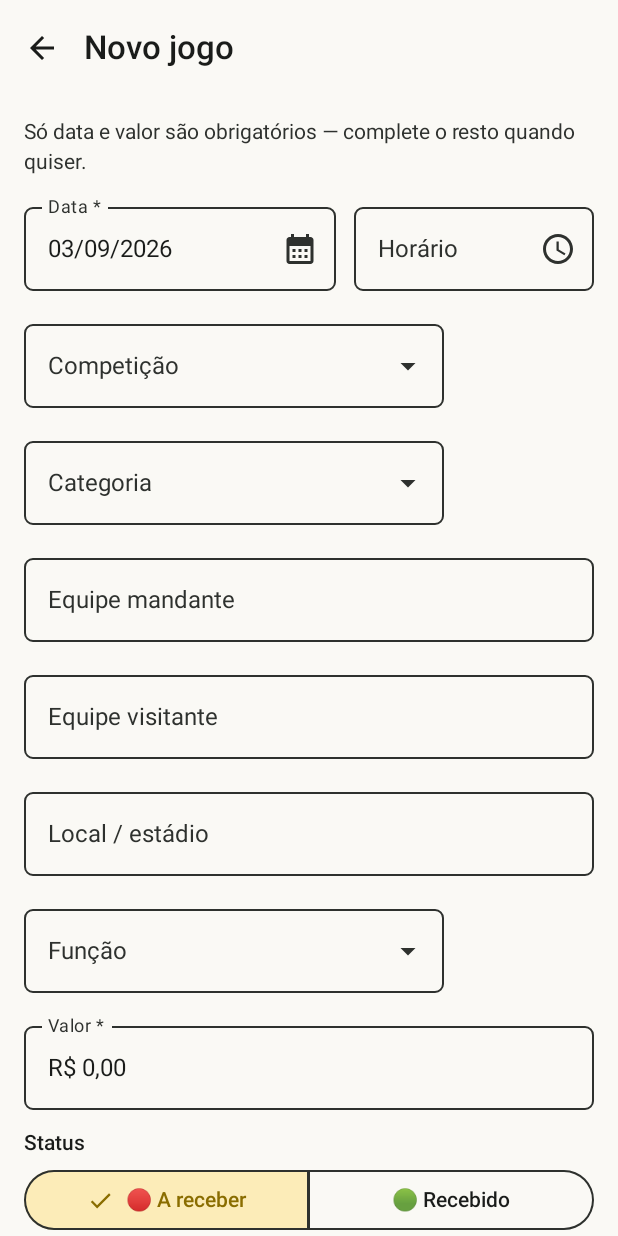
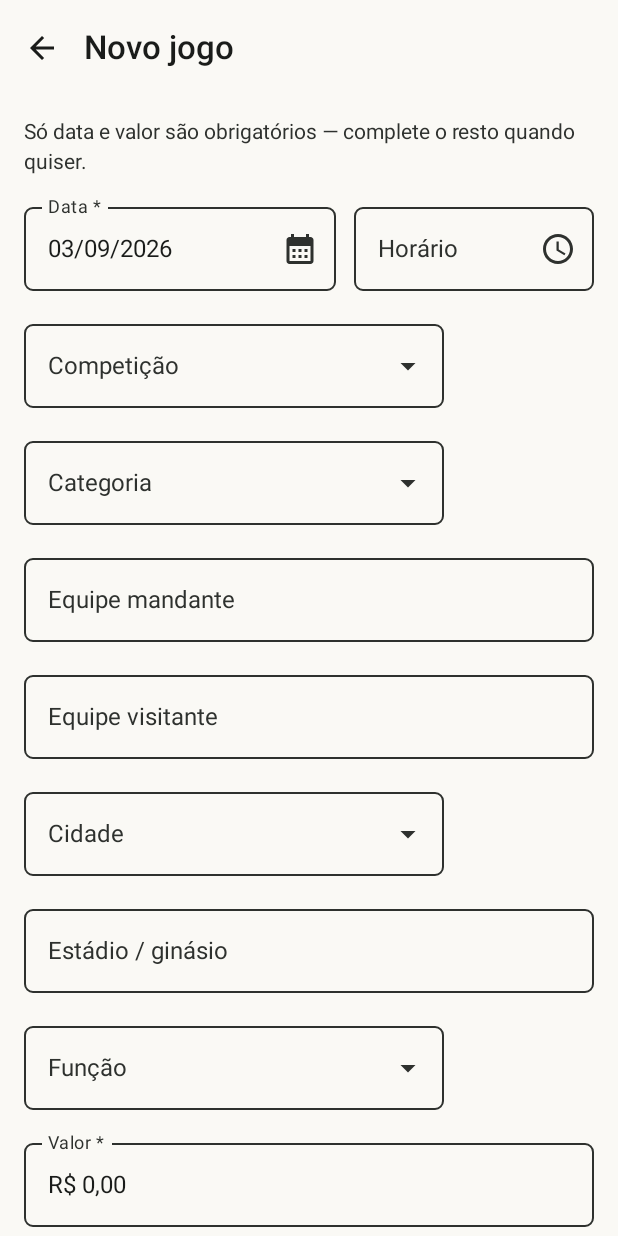
Before and after one commit to gmtnilton/escalasasorriso, an Android app built with Jetpack Compose: the screen it shows after launch (MainActivity), after a tap on "Novo jogo", on a phone screen of 412 x 824 dp. Run offline under Robolectric (Android 15) with nearby library versions, the phone set to English and light mode, and no system bars; our stand-ins replace Room's generated code.

Commit message:
Split Local into Cidade/Estádio, add batch match registration, polish UI
- Replace the single "Local" field with "Cidade" (predefined list of
  cities near Sorriso-MT, plus free text for any other city) and
  "Estádio/Ginásio" (venue name). Adds a Room migration (v1->v2) that
  rebuilds the table preserving all existing games — the old "local"
  value is carried over into "estadio", "cidade" starts empty.
  Backup JSON import stays compatible with old (v1, "local") backups.

- Add a "quantidade de partidas" stepper to the new-game form: enter
  the value per match and how many matches, and the app creates one
  game per match (all A RECEBER) so the dashboard totals sum on their
  own — each match can still be marked received independently later.

- Bump card elevation across dashboard, list, detail, resumo and
  configurações screens for a slightly more modern, elevated look.

Co-Authored-By: Claude Sonnet 5 <noreply@anthropic.com>
Claude-Session: https://claude.ai/code/session_01NqGiSDFCwu3e2vj3D4JnbE

```diff
--- a/android/app/src/main/java/com/meusjogos/arbitragem/data/backup/ExportManager.kt
+++ b/android/app/src/main/java/com/meusjogos/arbitragem/data/backup/ExportManager.kt
@@ -25,7 +25,7 @@ class ExportManager(private val repository: JogoRepository) {
 
         private val CABECALHO = listOf(
             "Data", "Horário", "Competição", "Categoria", "Equipe mandante", "Equipe visitante",
-            "Local", "Função", "Valor", "Status", "Data do recebimento", "Observações",
+            "Cidade", "Estádio/Ginásio", "Função", "Valor", "Status", "Data do recebimento", "Observações",
         )
     }
 
@@ -54,7 +54,8 @@ class ExportManager(private val repository: JogoRepository) {
             categoria ?: "",
             equipeMandante ?: "",
             equipeVisitante ?: "",
-            local ?: "",
+            cidade ?: "",
+            estadio ?: "",
             funcao ?: "",
             CurrencyUtils.formatar(valorCentavos),
             status,
--- a/android/app/src/main/java/com/meusjogos/arbitragem/data/local/AppDatabase.kt
+++ b/android/app/src/main/java/com/meusjogos/arbitragem/data/local/AppDatabase.kt
@@ -4,8 +4,10 @@ import android.content.Context
 import androidx.room.Database
 import androidx.room.Room
 import androidx.room.RoomDatabase
+import androidx.room.migration.Migration
+import androidx.sqlite.db.SupportSQLiteDatabase
 
-@Database(entities = [JogoEntity::class], version = 1, exportSchema = true)
+@Database(entities = [JogoEntity::class], version = 2, exportSchema = true)
 abstract class AppDatabase : RoomDatabase() {
 
     abstract fun jogoDao(): JogoDao
@@ -22,7 +24,59 @@ abstract class AppDatabase : RoomDatabase() {
                     context.applicationContext,
                     AppDatabase::class.java,
                     NOME_BANCO,
-                ).build().also { instancia = it }
+                ).addMigrations(MIGRATION_1_2).build().also { instancia = it }
             }
     }
 }
+
+/**
+ * v1 -> v2: separa o antigo campo único "local" em "cidade" (predefinida +
+ * editável, REGRA nova do usuário) e "estadio" (nome do estádio/ginásio).
+ *
+ * Reconstrói a tabela (SQLite não tem RENAME/DROP COLUMN confiável em todas
+ * as versões do Android) preservando todos os jogos já cadastrados: o valor
+ * antigo de "local" vira o novo "estadio", e "cidade" começa vazia — o
+ * usuário completa depois, editando o jogo.
+ */
+val MIGRATION_1_2 = object : Migration(1, 2) {
+    override fun migrate(db: SupportSQLiteDatabase) {
+        db.execSQL(
+            """
+            CREATE TABLE IF NOT EXISTS jogos_new (
+                id INTEGER NOT NULL PRIMARY KEY AUTOINCREMENT,
+                data INTEGER NOT NULL,
+                horario TEXT,
+                competicao TEXT,
+                categoria TEXT,
+                equipe_mandante TEXT,
+                equipe_visitante TEXT,
+                cidade TEXT,
+                estadio TEXT,
+                funcao TEXT,
+                valor_centavos INTEGER NOT NULL,
+                status_pagamento TEXT NOT NULL,
+                data_recebimento INTEGER,
+                observacoes TEXT,
+                data_criacao INTEGER NOT NULL,
+                data_atualizacao INTEGER NOT NULL
+            )
+            """.trimIndent(),
+        )
+        db.execSQL(
+            """
+            INSERT INTO jogos_new (
+                id, data, horario, competicao, categoria, equipe_mandante, equipe_visitante,
+                cidade, estadio, funcao, valor_centavos, status_pagamento, data_recebimento,
+                observacoes, data_criacao, data_atualizacao
+            )
+            SELECT
+                id, data, horario, competicao, categoria, equipe_mandante, equipe_visitante,
+                NULL, local, funcao, valor_centavos, status_pagamento, data_recebimento,
+                observacoes, data_criacao, data_atualizacao
+            FROM jogos
+            """.trimIndent(),
+        )
+        db.execSQL("DROP TABLE jogos")
+        db.execSQL("ALTER TABLE jogos_new RENAME TO jogos")
+    }
+}
--- a/android/app/src/main/java/com/meusjogos/arbitragem/data/local/JogoMapper.kt
+++ b/android/app/src/main/java/com/meusjogos/arbitragem/data/local/JogoMapper.kt
@@ -14,7 +14,8 @@ fun JogoEntity.toDomain(): Jogo = Jogo(
     categoria = categoria,
     equipeMandante = equipeMandante,
     equipeVisitante = equipeVisitante,
-    local = local,
+    cidade = cidade,
+    estadio = estadio,
     funcao = funcao,
     valorCentavos = valorCentavos,
     statusPagamento = StatusPagamento.valueOf(statusPagamento),
@@ -32,7 +33,8 @@ fun Jogo.toEntity(): JogoEntity = JogoEntity(
     categoria = categoria?.takeIf(String::isNotBlank),
     equipeMandante = equipeMandante?.takeIf(String::isNotBlank),
     equipeVisitante = equipeVisitante?.takeIf(String::isNotBlank),
-    local = local?.takeIf(String::isNotBlank),
+    cidade = cidade?.takeIf(String::isNotBlank),
+    estadio = estadio?.takeIf(String::isNotBlank),
     funcao = funcao?.takeIf(String::isNotBlank),
     valorCentavos = valorCentavos,
     statusPagamento = statusPagamento.name,
--- a/android/app/src/main/java/com/meusjogos/arbitragem/ui/components/StatCard.kt
+++ b/android/app/src/main/java/com/meusjogos/arbitragem/ui/components/StatCard.kt
@@ -26,7 +26,7 @@ fun StatCard(
     Card(
         modifier = modifier.fillMaxWidth(),
         colors = CardDefaults.cardColors(containerColor = corFundo),
-        elevation = CardDefaults.cardElevation(defaultElevation = 0.dp),
+        elevation = CardDefaults.cardElevation(defaultElevation = 2.dp),
     ) {
         Column(modifier = Modifier.padding(16.dp)) {
             Text(
--- a/android/app/src/main/java/com/meusjogos/arbitragem/ui/configuracoes/ConfiguracoesScreen.kt
+++ b/android/app/src/main/java/com/meusjogos/arbitragem/ui/configuracoes/ConfiguracoesScreen.kt
@@ -18,6 +18,7 @@ import androidx.compose.material.icons.filled.CloudUpload
 import androidx.compose.material.icons.filled.Info
 import androidx.compose.material.icons.filled.TableChart
 import androidx.compose.material3.Card
+import androidx.compose.material3.CardDefaults
 import androidx.compose.material3.Icon
 import androidx.compose.material3.ListItem
 import androidx.compose.material3.MaterialTheme
@@ -110,7 +111,7 @@ fun ConfiguracoesScreen(
             }
 
             item {
-                Card(modifier = Modifier.fillMaxWidth()) {
+                Card(modifier = Modifier.fillMaxWidth(), elevation = CardDefaults.cardElevation(defaultElevation = 2.dp)) {
                     Column {
                         ListItem(
                             headlineContent = { Text("Fazer backup") },
@@ -137,7 +138,7 @@ fun ConfiguracoesScreen(
             }
 
             item {
-                Card(modifier = Modifier.fillMaxWidth()) {
+                Card(modifier = Modifier.fillMaxWidth(), elevation = CardDefaults.cardElevation(defaultElevation = 2.dp)) {
                     ListItem(
                         headlineContent = { Text("Meus Jogos de Arbitragem") },
                         supportingContent = { Text("Versão 1.0.0 — funciona 100% offline, seus dados ficam só no aparelho.") },
--- a/android/app/src/main/java/com/meusjogos/arbitragem/ui/dashboard/DashboardScreen.kt
+++ b/android/app/src/main/java/com/meusjogos/arbitragem/ui/dashboard/DashboardScreen.kt
@@ -105,7 +105,11 @@ fun DashboardScreen(
 
 @Composable
 private fun ContadorCard(titulo: String, valor: Int, modifier: Modifier = Modifier) {
-    Card(modifier = modifier, colors = CardDefaults.cardColors(containerColor = MaterialTheme.colorScheme.surfaceVariant)) {
+    Card(
+        modifier = modifier,
+        colors = CardDefaults.cardColors(containerColor = MaterialTheme.colorScheme.surfaceVariant),
+        elevation = CardDefaults.cardElevation(defaultElevation = 2.dp),
+    ) {
         Column(modifier = Modifier.padding(12.dp)) {
             Text(text = valor.toString(), style = MaterialTheme.typography.titleLarge, fontWeight = FontWeight.Bold)
             Text(
@@ -125,7 +129,10 @@ private fun ResumoPeriodoCard(
     aReceberCentavos: Long,
     totalCentavos: Long,
 ) {
-    Card(modifier = Modifier.fillMaxWidth()) {
+    Card(
+        modifier = Modifier.fillMaxWidth(),
+        elevation = CardDefaults.cardElevation(defaultElevation = 2.dp),
+    ) {
         Column(modifier = Modifier.padding(16.dp)) {
             Text(text = rotulo, style = MaterialTheme.typography.titleMedium, fontWeight = FontWeight.Bold)
             Text(
--- a/android/app/src/main/java/com/meusjogos/arbitragem/ui/jogodetail/JogoDetailScreen.kt
+++ b/android/app/src/main/java/com/meusjogos/arbitragem/ui/jogodetail/JogoDetailScreen.kt
@@ -16,6 +16,7 @@ import androidx.compose.material3.AlertDialog
 import androidx.compose.material3.Button
 import androidx.compose.material3.ButtonDefaults
 import androidx.compose.material3.Card
+import androidx.compose.material3.CardDefaults
 import androidx.compose.material3.CircularProgressIndicator
 import androidx.compose.material3.Divider
 import androidx.compose.material3.ExperimentalMaterial3Api
@@ -170,7 +171,7 @@ fun JogoDetailScreen(
 
 @Composable
 private fun DetalhesCard(jogo: Jogo) {
-    Card(modifier = Modifier.fillMaxWidth()) {
+    Card(modifier = Modifier.fillMaxWidth(), elevation = CardDefaults.cardElevation(defaultElevation = 2.dp)) {
         Column(modifier = Modifier.padding(16.dp), verticalArrangement = Arrangement.spacedBy(10.dp)) {
             Row(
                 modifier = Modifier.fillMaxWidth(),
@@ -192,7 +193,8 @@ private fun DetalhesCard(jogo: Jogo) {
             jogo.confronto?.let { LinhaDetalhe("Confronto", it) }
             jogo.competicao?.let { LinhaDetalhe("Competição", it) }
             jogo.categoria?.let { LinhaDetalhe("Categoria", it) }
-            jogo.local?.let { LinhaDetalhe("Local", it) }
+            jogo.cidade?.let { LinhaDetalhe("Cidade", it) }
+            jogo.estadio?.let { LinhaDetalhe("Estádio / ginásio", it) }
             jogo.funcao?.let { LinhaDetalhe("Função", it) }
             jogo.dataRecebimento?.let { LinhaDetalhe("Recebido em", DateUtils.formatarData(it)) }
             jogo.observacoes?.let { LinhaDetalhe("Observações", it) }
--- a/android/app/src/main/java/com/meusjogos/arbitragem/ui/jogoform/JogoFormScreen.kt
+++ b/android/app/src/main/java/com/meusjogos/arbitragem/ui/jogoform/JogoFormScreen.kt
@@ -10,11 +10,17 @@ import androidx.compose.foundation.layout.fillMaxWidth
 import androidx.compose.foundation.layout.padding
 import androidx.compose.foundation.rememberScrollState
 import androidx.compose.foundation.verticalScroll
+import androidx.compose.foundation.layout.width
 import androidx.compose.material.icons.Icons
+import androidx.compose.material.icons.filled.Add
 import androidx.compose.material.icons.filled.ArrowBack
+import androidx.compose.material.icons.filled.Remove
 import androidx.compose.material3.Button
+import androidx.compose.material3.Card
+import androidx.compose.material3.CardDefaults
 import androidx.compose.material3.CircularProgressIndicator
 import androidx.compose.material3.ExperimentalMaterial3Api
+import androidx.compose.material3.FilledTonalIconButton
 import androidx.compose.material3.Icon
 import androidx.compose.material3.IconButton
 import androidx.compose.material3.MaterialTheme
@@ -31,8 +37,11 @@ import androidx.compose.runtime.collectAsState
 import androidx.compose.runtime.getValue
 import androidx.compose.ui.Alignment
 import androidx.compose.ui.Modifier
+import androidx.compose.ui.text.font.FontWeight
+import androidx.compose.ui.text.style.TextAlign
 import androidx.compose.ui.unit.dp
 import com.meusjogos.arbitragem.core.model.StatusPagamento
+import com.meusjogos.arbitragem.core.util.CurrencyUtils
 import com.meusjogos.arbitragem.ui.components.CampoComOpcoes
 import com.meusjogos.arbitragem.ui.components.CampoDataTexto
 import com.meusjogos.arbitragem.ui.components.CampoHoraTexto
@@ -41,6 +50,13 @@ import com.meusjogos.arbitragem.ui.components.CampoValorMonetario
 private val COMPETICOES_PADRAO = listOf("Campeonato Estadual", "Campeonato Municipal", "Copa", "Amistoso", "Base", "Feminino", "Outro")
 private val CATEGORIAS_PADRAO = listOf("Profissional", "Amador", "Sub-20", "Sub-17", "Sub-15", "Feminino", "Outro")
 private val FUNCOES_PADRAO = listOf("Árbitro", "Assistente 1", "Assistente 2", "Quarto árbitro", "VAR", "Outro")
+
+/** Cidades da região de Sorriso-MT — sugestões; o campo aceita qualquer outra cidade digitada. */
+private val CIDADES_PADRAO = listOf(
+    "Sorriso", "Lucas do Rio Verde", "Nova Mutum", "Tapurah", "Ipiranga do Norte",
+    "Vera", "Feliz Natal", "Sinop", "Cláudia", "União do Sul", "Itaúba",
+    "Nova Ubiratã", "Santa Carmem", "Novo Mundo",
+)
 
 @OptIn(ExperimentalMaterial3Api::class)
 @Composable
@@ -135,10 +151,18 @@ fun JogoFormScreen(
                 modifier = Modifier.fillMaxWidth(),
             )
 
+            CampoComOpcoes(
+                valor = estado.cidade,
+                onValorChange = viewModel::atualizarCidade,
+                label = "Cidade",
+                opcoes = CIDADES_PADRAO,
+                modifier = Modifier.fillMaxWidth(),
+            )
+
             OutlinedTextField(
-                value = estado.local,
-                onValueChange = viewModel::atualizarLocal,
-                label = { Text("Local / estádio") },
+                value = estado.estadio,
+                onValueChange = viewModel::atualizarEstadio,
+                label = { Text("Estádio / ginásio") },
                 singleLine = true,
                 modifier = Modifier.fillMaxWidth(),
             )
@@ -156,8 +180,17 @@ fun JogoFormScreen(
                 onValorChange = viewModel::atualizarValor,
                 isError = estado.erroValor != null,
                 supportingText = estado.erroValor,
+                label = if (estado.quantidadePartidas > 1) "Valor por partida" else "Valor",
                 modifier = Modifier.fillMaxWidth(),
             )
+
+            if (estado.permiteVariasPartidas) {
+                CampoQuantidadePartidas(
+                    quantidade = estado.quantidadePartidas,
+                    onQuantidadeChange = viewModel::atualizarQuantidadePartidas,
+                    valorTotalFormatado = CurrencyUtils.formatar(estado.valorTotalCentavos),
+                )
+            }
 
             Column {
                 Text("Status", style = MaterialTheme.typography.labelLarge)
@@ -203,3 +236,64 @@ fun JogoFormScreen(
         }
     }
 }
+
+/**
+ * Cadastro em lote: "apitei 3 partidas hoje, todas por R$ 150" — informa a
+ * quantidade e o app cria um jogo para cada uma, todas A RECEBER, com o
+ * total já somado automaticamente nos totais do dashboard.
+ */
+@Composable
+private fun CampoQuantidadePartidas(
+    quantidade: Int,
+    onQuantidadeChange: (Int) -> Unit,
+    valorTotalFormatado: String,
+) {
+    Card(colors = CardDefaults.cardColors(containerColor = MaterialTheme.colorScheme.surfaceVariant)) {
+        Column(modifier = Modifier.padding(16.dp)) {
+            Text("Quantidade de partidas", style = MaterialTheme.typography.labelLarge)
+            Row(
+                modifier = Modifier.fillMaxWidth().padding(top = 8.dp),
+                horizontalArrangement = Arrangement.SpaceBetween,
+                verticalAlignment = Alignment.CenterVertically,
+            ) {
+                Row(verticalAlignment = Alignment.CenterVertically) {
+                    FilledTonalIconButton(onClick = { onQuantidadeChange(quantidade - 1) }, enabled = quantidade > 1) {
+                        Icon(Icons.Filled.Remove, contentDescription = "Diminuir quantidade")
+                    }
+                    Text(
+                        text = quantidade.toString(),
+                        style = MaterialTheme.typography.titleLarge,
+                        fontWeight = FontWeight.Bold,
+                        modifier = Modifier.width(48.dp),
+                        textAlign = TextAlign.Center,
+                    )
+                    FilledTonalIconButton(onClick = { onQuantidadeChange(quantidade + 1) }, enabled = quantidade < 30) {
+                        Icon(Icons.Filled.Add, contentDescription = "Aumentar quantidade")
+                    }
+                }
+                if (quantidade > 1) {
+                    Column(horizontalAlignment = Alignment.End) {
+                        Text(
+                            text = "Total",
+                            style = MaterialTheme.typography.labelMedium,
+                            color = MaterialTheme.colorScheme.onSurfaceVariant,
+                        )
+                        Text(
+                            text = valorTotalFormatado,
+                            style = MaterialTheme.typography.titleMedium,
+                            fontWeight = FontWeight.Bold,
+                        )
+                    }
+                }
+            }
+            if (quantidade > 1) {
+                Text(
+                    text = "$quantidade jogos serão criados, um para cada partida.",
+                    style = MaterialTheme.typography.bodyMedium,
+                    color = MaterialTheme.colorScheme.onSurfaceVariant,
+                    modifier = Modifier.padding(top = 8.dp),
+                )
+            }
+        }
+    }
+}
--- a/android/app/src/main/java/com/meusjogos/arbitragem/ui/jogoform/JogoFormViewModel.kt
+++ b/android/app/src/main/java/com/meusjogos/arbitragem/ui/jogoform/JogoFormViewModel.kt
@@ -25,9 +25,11 @@ data class JogoFormUiState(
     val categoria: String = "",
     val equipeMandante: String = "",
     val equipeVisitante: String = "",
-    val local: String = "",
+    val cidade: String = "",
+    val estadio: String = "",
     val funcao: String = "",
     val valorCentavos: Long = 0L,
+    val quantidadePartidas: Int = 1,
     val status: StatusPagamento = StatusPagamento.A_RECEBER,
     val dataRecebimentoTexto: String = "",
     val observacoes: String = "",
@@ -43,6 +45,11 @@ data class JogoFormUiState(
             ModoFormulario.EDITAR -> "Editar jogo"
             ModoFormulario.EDITAR_NOVO_DUPLICADO -> "Editar novo jogo"
         }
+
+    /** REGRA nova: cadastro em lote (N partidas com o mesmo valor) só faz sentido para um jogo novo. */
+    val permiteVariasPartidas: Boolean get() = modo == ModoFormulario.NOVO
+
+    val valorTotalCentavos: Long get() = valorCentavos * quantidadePartidas
 }
 
 class JogoFormViewModel(
@@ -81,7 +88,8 @@ class JogoFormViewModel(
         categoria = jogo.categoria ?: "",
         equipeMandante = jogo.equipeMandante ?: "",
         equipeVisitante = jogo.equipeVisitante ?: "",
-        local = jogo.local ?: "",
+        cidade = jogo.cidade ?: "",
+        estadio = jogo.estadio ?: "",
         funcao = jogo.funcao ?: "",
         valorCentavos = jogo.valorCentavos,
         status = jogo.statusPagamento,
@@ -96,9 +104,14 @@ class JogoFormViewModel(
     fun atualizarCategoria(texto: String) = _uiState.update { it.copy(categoria = texto) }
     fun atualizarEquipeMandante(texto: String) = _uiState.update { it.copy(equipeMandante = texto) }
     fun atualizarEquipeVisitante(texto: String) = _uiState.update { it.copy(equipeVisitante = texto) }
-    fun atualizarLocal(texto: String) = _uiState.update { it.copy(local = texto) }
+    fun atualizarCidade(texto: String) = _uiState.update { it.copy(cidade = texto) }
+    fun atualizarEstadio(texto: String) = _uiState.update { it.copy(estadio = texto) }
     fun atualizarFuncao(texto: String) = _uiState.update { it.copy(funcao = texto) }
     fun atualizarValor(centavos: Long) = _uiState.update { it.copy(valorCentavos = centavos, erroValor = null) }
+
+    /** REGRA nova: quantidade de partidas do cadastro em lote (mínimo 1, no máximo 30 de uma vez). */
+    fun atualizarQuantidadePartidas(quantidade: Int) =
+        _uiState.update { it.copy(quantidadePartidas = quantidade.coerceIn(1, 30)) }
     fun atualizarObservacoes(texto: String) = _uiState.update { it.copy(observacoes = texto) }
     fun atualizarDataRecebimento(texto: String) = _uiState.update { it.copy(dataRecebimentoTexto = texto) }
 
@@ -132,7 +145,8 @@ class JogoFormViewModel(
             categoria = estado.categoria.trim().ifBlank { null },
             equipeMandante = estado.equipeMandante.trim().ifBlank { null },
             equipeVisitante = estado.equipeVisitante.trim().ifBlank { null },
-            local = estado.local.trim().ifBlank { null },
+            cidade = estado.cidade.trim().ifBlank { null },
+            estadio = estado.estadio.trim().ifBlank { null },
             funcao = estado.funcao.trim().ifBlank { null },
             valorCentavos = estado.valorCentavos,
             statusPagamento = estado.status,
@@ -145,9 +159,18 @@ class JogoFormViewModel(
             dataCriacao = estado.dataCriacaoOriginal ?: Instant.now(),
         )
 
+        val quantidade = if (estado.permiteVariasPartidas) estado.quantidadePartidas else 1
+
         _uiState.update { it.copy(salvando = true) }
         viewModelScope.launch {
-            repository.salvar(jogo)
+            if (quantidade <= 1) {
+                repository.salvar(jogo)
+            } else {
+                // Cadastro em lote: N partidas idênticas, cada uma com o valor por partida
+                // informado — os totais (a receber/recebido/geral) somam sozinhos, pois cada
+                // partida vira um jogo independente, podendo depois ser recebido separadamente.
+                repeat(quantidade) { repository.salvar(jogo.copy(id = 0L)) }
+            }
             _uiState.update { it.copy(salvando = false, salvo = true) }
         }
     }
--- a/android/core/src/main/kotlin/com/meusjogos/arbitragem/core/logic/FiltroLogica.kt
+++ b/android/core/src/main/kotlin/com/meusjogos/arbitragem/core/logic/FiltroLogica.kt
@@ -30,7 +30,7 @@ fun FiltroPeriodo.paraIntervalo(hoje: LocalDate = LocalDate.now()): Pair<LocalDa
 private fun Jogo.correspondeA(query: String): Boolean {
     if (query.isBlank()) return true
     val termo = query.trim()
-    val campos = listOf(equipeMandante, equipeVisitante, competicao, categoria, local, funcao, observacoes)
+    val campos = listOf(equipeMandante, equipeVisitante, competicao, categoria, cidade, estadio, funcao, observacoes)
     return campos.any { campo -> campo != null && campo.contains(termo, ignoreCase = true) }
 }
 
--- a/android/core/src/main/kotlin/com/meusjogos/arbitragem/core/logic/Totais.kt
+++ b/android/core/src/main/kotlin/com/meusjogos/arbitragem/core/logic/Totais.kt
@@ -86,10 +86,14 @@ fun List<Jogo>.competicoesDisponiveis(): List<String> =
 fun List<Jogo>.funcoesDisponiveis(): List<String> =
     mapNotNull { it.funcao?.takeIf(String::isNotBlank) }.distinct().sorted()
 
+/** Todas as cidades distintas já cadastradas (não vazias), em ordem alfabética. */
+fun List<Jogo>.cidadesDisponiveis(): List<String> =
+    mapNotNull { it.cidade?.takeIf(String::isNotBlank) }.distinct().sorted()
+
 /**
  * Cria a cópia de um jogo para a função "Duplicar jogo".
  *
- * Mantém competição, categoria, local, função, observações e equipes (para
+ * Mantém competição, categoria, cidade, estádio, função, observações e equipes (para
  * facilitar o cadastro de jogos semelhantes), mas NUNCA copia o status de
  * pagamento nem a data de recebimento — o novo jogo sempre nasce A RECEBER,
  * pronto para ser editado (data, equipes e valor ficam livres para ajuste).
--- a/android/core/src/main/kotlin/com/meusjogos/arbitragem/core/model/Jogo.kt
+++ b/android/core/src/main/kotlin/com/meusjogos/arbitragem/core/model/Jogo.kt
@@ -23,7 +23,8 @@ data class Jogo(
     val categoria: String? = null,
     val equipeMandante: String? = null,
     val equipeVisitante: String? = null,
-    val local: String? = null,
+    val cidade: String? = null,
+    val estadio: String? = null,
     val funcao: String? = null,
     val valorCentavos: Long,
     val statusPagamento: StatusPagamento = StatusPagamento.PADRAO,
```
Also changed, not shown: android/app/src/main/java/com/meusjogos/arbitragem/data/backup/BackupManager.kt (+7 -3 lines), android/app/src/main/java/com/meusjogos/arbitragem/data/local/JogoEntity.kt (+9 -6 lines), android/app/src/main/java/com/meusjogos/arbitragem/ui/jogos/JogoItem.kt (+6 -1 lines), android/app/src/main/java/com/meusjogos/arbitragem/ui/resumo/ResumoScreen.kt (+6 -5 lines).
